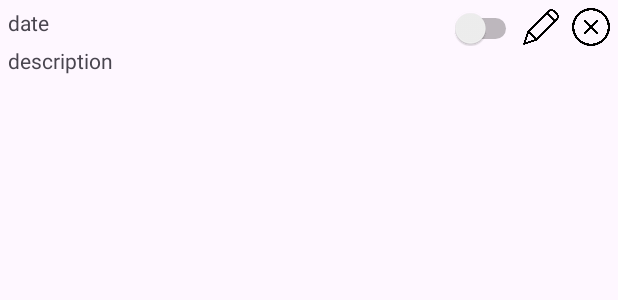
After one commit to Matesero/TO-DO-list-mobile, an Android app: the layout item_todo.xml on its own in the app's theme, with its tools: preview values and no code run, on a phone screen of 412 x 824 dp. The commit adds this screen. Shown: the top 300 px of the screen. Run offline under Robolectric (Android 15) with nearby library versions, the phone set to English and light mode, and no system bars.

Commit message:
add item_todo

```diff
--- /dev/null
+++ b/app/src/main/res/layout/item_todo.xml
@@ -0,0 +1,66 @@
+<?xml version="1.0" encoding="utf-8"?>
+<LinearLayout xmlns:android="http://schemas.android.com/apk/res/android"
+    xmlns:app="http://schemas.android.com/apk/res-auto"
+    xmlns:tools="http://schemas.android.com/tools"
+    android:id="@+id/toDo"
+    android:layout_width="match_parent"
+    android:layout_height="wrap_content"
+    android:orientation="vertical"
+    android:padding="5dp">
+
+    <LinearLayout
+        android:id="@+id/toDo_topBar"
+        android:layout_width="match_parent"
+        android:layout_height="match_parent"
+        android:orientation="horizontal">
+
+        <TextView
+            android:id="@+id/date"
+            android:layout_width="0dp"
+            android:layout_height="match_parent"
+            android:layout_weight="1"
+            android:text="@string/date" />
+
+        <LinearLayout
+            android:id="@+id/topBar__buttons"
+            android:layout_width="wrap_content"
+            android:layout_height="wrap_content"
+            android:orientation="horizontal">
+
+            <Switch
+                android:id="@+id/switch1"
+                android:layout_width="0dp"
+                android:layout_height="match_parent"
+                android:layout_weight="1"
+                tools:ignore="UseSwitchCompatOrMaterialXml" />
+
+            <ImageButton
+                android:id="@+id/edit_btn"
+                android:layout_width="match_parent"
+                android:layout_height="25dp"
+                android:adjustViewBounds="true"
+                android:background="#00FFFFFF"
+                android:scaleType="fitCenter"
+                app:srcCompat="@drawable/ic_pen"
+                android:layout_marginEnd="8dp" />
+
+            <ImageButton
+                android:id="@+id/delete_btn"
+                android:layout_width="match_parent"
+                android:layout_height="25dp"
+                android:adjustViewBounds="true"
+                android:background="#00FFFFFF"
+                android:scaleType="fitCenter"
+                app:srcCompat="@drawable/ic_remove" />
+
+        </LinearLayout>
+
+    </LinearLayout>
+
+    <TextView
+        android:id="@+id/description"
+        android:layout_width="match_parent"
+        android:layout_height="wrap_content"
+        android:text="@string/description" />
+
+</LinearLayout>
--- a/app/src/main/res/values/strings.xml
+++ b/app/src/main/res/values/strings.xml
@@ -4,4 +4,8 @@
     <string name="upload">upload</string>
     <string name="reset">reset</string>
     <string name="add">add</string>
+    <string name="edit">edit</string>
+    <string name="delete">delete</string>
+    <string name="date">date</string>
+    <string name="description">description</string>
 </resources>
```
Also changed, not shown: app/src/main/res/drawable/ic_pen.png (added), app/src/main/res/drawable/ic_remove.png (added).
